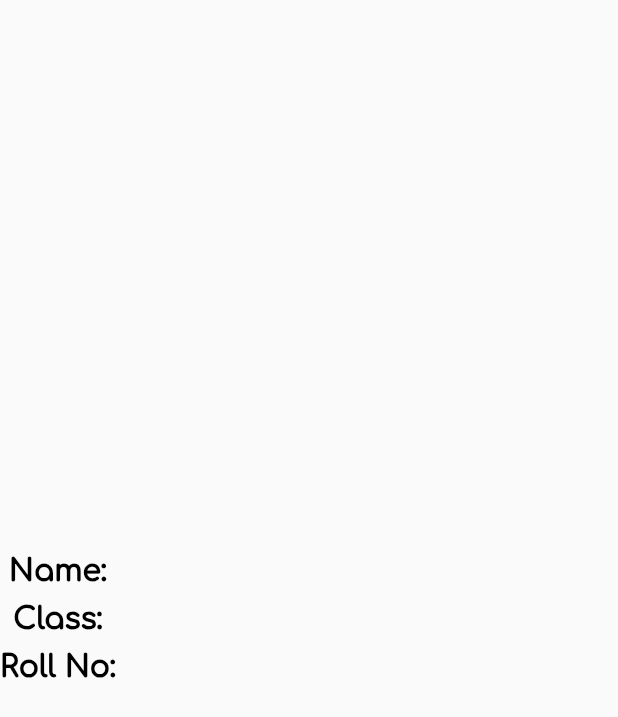
After one commit to UMChannar/Attendance-System, a Flutter app: the ProfileScreen screen opened by its route, on a phone screen of 412 x 824 dp. The commit adds this screen. Shown: the top 717 px of the screen. Run offline on Flutter 3.47's test engine with Material 2 defaults, Android fonts, the phone set to English and light mode, and no system bars; our stand-ins replace cloud_firestore, firebase_auth, firebase_core; accounts and stored records are empty.

Commit message:
User Profile Info fetched and shown on seperate Screen

```diff
--- a/lib/routes/routes.dart
+++ b/lib/routes/routes.dart
@@ -4,6 +4,7 @@ import 'package:attendence_management/common/registration_screen.dart';
 import 'package:attendence_management/initializing/auth_screen.dart';
 import 'package:attendence_management/initializing/is_loggedin.dart';
 import 'package:attendence_management/user/user_home_screen.dart';
+import 'package:attendence_management/user/user_profile_screen.dart';
 import 'package:flutter/material.dart';
 
 var customRoutes = <String, WidgetBuilder>{
@@ -13,4 +14,5 @@ var customRoutes = <String, WidgetBuilder>{
   AdminHomeScreen.routeName: (context) => const AdminHomeScreen(),
   LoginScreen.routeName: (context) => const LoginScreen(),
   IsLoggedIn.routeName: (context) => const IsLoggedIn(),
+  ProfileScreen.routeName: (context) => const ProfileScreen(),
 };
--- /dev/null
+++ b/lib/storage/profile_info_user.dart
@@ -0,0 +1,81 @@
+import 'package:cloud_firestore/cloud_firestore.dart';
+import 'package:firebase_auth/firebase_auth.dart';
+import 'package:flutter/material.dart';
+
+class ProfileInfo {
+  final String name;
+  final String className;
+  final String rollNo;
+
+  ProfileInfo({
+    required this.name,
+    required this.className,
+    required this.rollNo,
+  });
+}
+
+FutureBuilder<DocumentSnapshot<Map<String, dynamic>>> profileInfo() {
+  final user = FirebaseAuth.instance.currentUser;
+
+  return FutureBuilder<DocumentSnapshot<Map<String, dynamic>>>(
+    future: FirebaseFirestore.instance.collection('users').doc(user?.uid).get(),
+    builder: (context, snapshot) {
+      if (snapshot.connectionState == ConnectionState.waiting) {
+        return const Center(child: CircularProgressIndicator());
+      }
+
+      if (snapshot.hasError) {
+        return Center(
+          child: Text('Error: ${snapshot.error}'),
+        );
+      }
+
+      final data = snapshot.data!.data();
+
+      final name = data!['name'] as String?;
+      final className = data['class'] as String?;
+      final rollNo = data['rollno'].toString();
+
+      return FutureBuilder<ProfileInfo>(
+        future: Future.value(ProfileInfo(
+          name: name ?? '',
+          className: className ?? '',
+          rollNo: rollNo ?? '',
+        )),
+        builder: (context, snapshot) {
+          if (snapshot.connectionState == ConnectionState.waiting) {
+            return const Center(child: CircularProgressIndicator());
+          }
+
+          return snapshot.hasData
+              ? newMethod(snapshot.data!)
+              : const Center(
+                  child: Text('Error: Could not load profile.'),
+                );
+        },
+      );
+    },
+  );
+}
+
+Widget newMethod(ProfileInfo profileInfo) {
+  return Column(
+    mainAxisAlignment: MainAxisAlignment.center,
+    children: [
+      Text(
+        'Name: ${profileInfo.name}',
+        style: const TextStyle(fontSize: 20),
+      ),
+      const SizedBox(height: 10),
+      Text(
+        'Class: ${profileInfo.className}',
+        style: const TextStyle(fontSize: 20),
+      ),
+      const SizedBox(height: 10),
+      Text(
+        'Roll No: ${profileInfo.rollNo}',
+        style: const TextStyle(fontSize: 20),
+      ),
+    ],
+  );
+}
--- /dev/null
+++ b/lib/user/user_profile_screen.dart
@@ -0,0 +1,21 @@
+import 'package:attendence_management/storage/profile_info_user.dart';
+import 'package:flutter/material.dart';
+
+import '../auth/auth.dart';
+
+class ProfileScreen extends StatelessWidget {
+  static String routeName = '/profileScreen';
+
+  const ProfileScreen({Key? key}) : super(key: key);
+
+  Future<void> signOut(BuildContext context) async {
+    await Auth().signOut(context);
+  }
+
+  @override
+  Widget build(BuildContext context) {
+    return Scaffold(
+      body: profileInfo(),
+    );
+  }
+}
```
Also changed, not shown: lib/user/user_home_screen.dart (+5 -4 lines).
